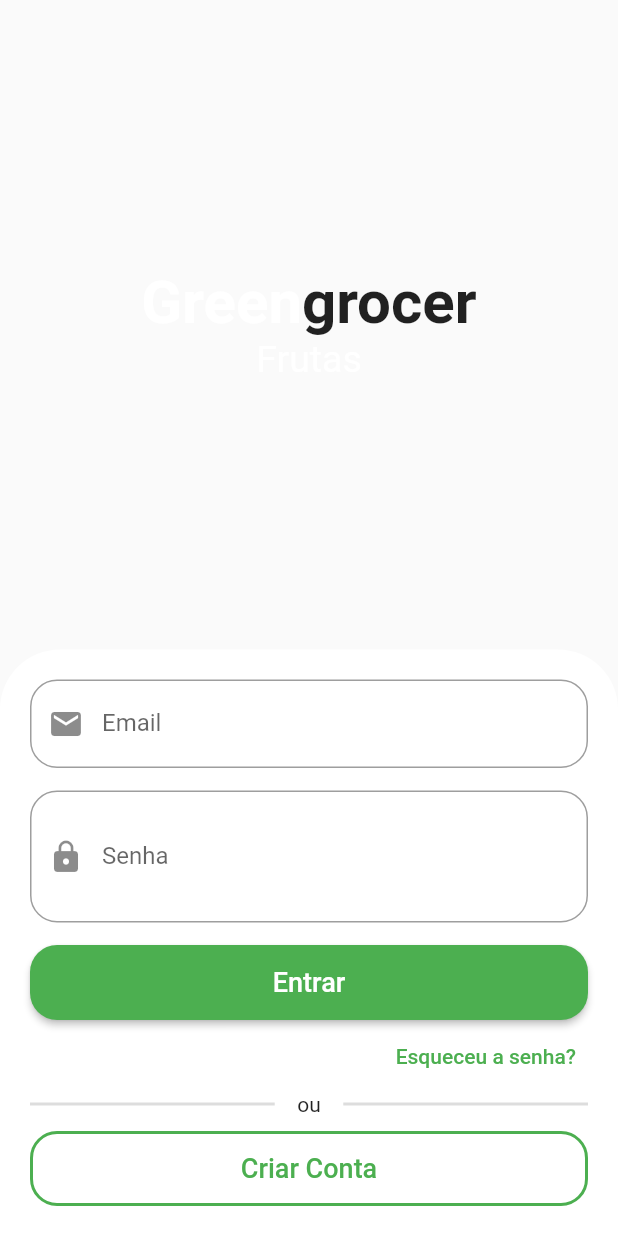
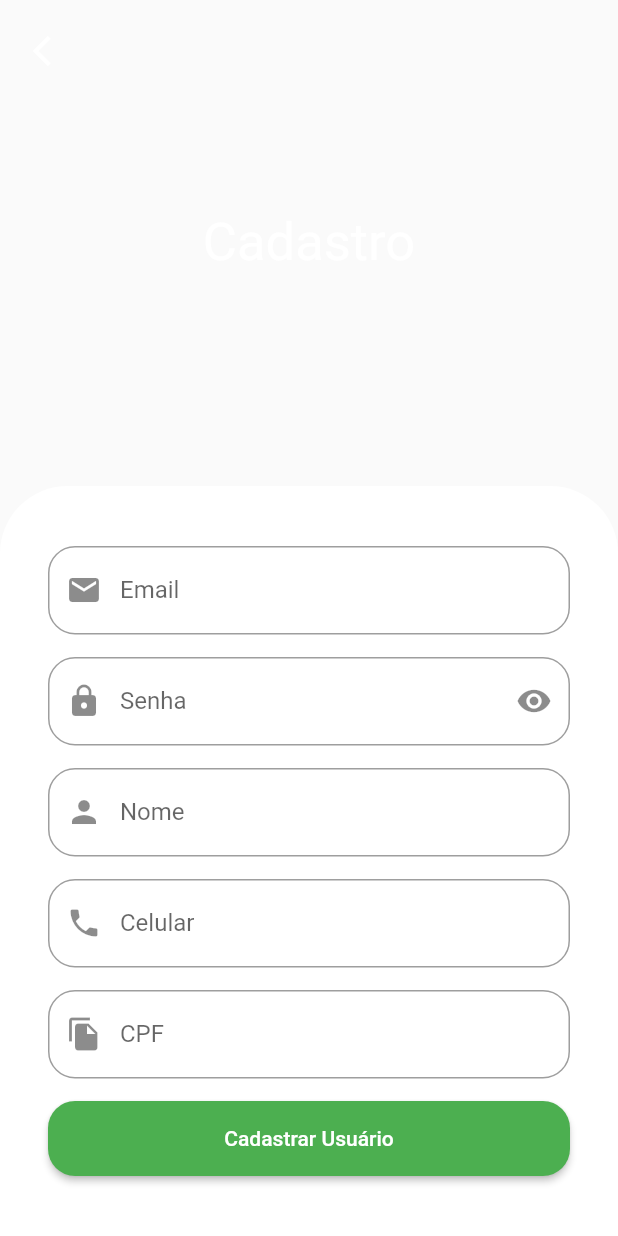
Before and after one commit to luestevam/greengocer, a Flutter app: the screen it shows after launch, after a tap on "Criar Conta", on a phone screen of 412 x 824 dp. Run offline on Flutter 3.47's test engine with Material 2 defaults, Android fonts, the phone set to English and light mode, and no system bars; drawn by our look-alikes of animated_text_kit; our stand-ins replace mask_text_input_formatter.

Commit message:
sign_up screen ok

```diff
--- a/lib/main.dart
+++ b/lib/main.dart
@@ -1,5 +1,5 @@
 import 'package:flutter/material.dart';
-import 'package:greengocer/src/auth/sing_in_screen.dart';
+import 'package:greengocer/src/auth/components/sing_in_screen.dart';
 
 void main() {
   runApp(const MyApp());
--- a/lib/src/auth/components/custom_text_field.dart
+++ b/lib/src/auth/components/custom_text_field.dart
@@ -1,15 +1,18 @@
 import 'package:flutter/material.dart';
+import 'package:flutter/services.dart';
 
 class CustomTextField extends StatefulWidget {
   final IconData icon;
   final String label;
   final bool isSecret;
+  final List<TextInputFormatter>? inputFormatters;
 
   const CustomTextField({
     Key? key,
     required this.icon,
     required this.label,
     this.isSecret = false,
+    this.inputFormatters,
   }) : super(key: key);
 
   @override
@@ -30,10 +33,11 @@
     return Padding(
       padding: const EdgeInsets.only(bottom: 15),
       child: TextFormField(
+        inputFormatters: widget.inputFormatters,
         obscureText: isObscure,
         decoration: InputDecoration(
           prefixIcon: Icon(widget.icon),
-          suffix: widget.isSecret
+          suffixIcon: widget.isSecret
               ? IconButton(
                   onPressed: () {
                     setState(() {
--- /dev/null
+++ b/lib/src/auth/components/sign_up_screen.dart
@@ -0,0 +1,122 @@
+import 'package:flutter/material.dart';
+import 'package:greengocer/src/auth/components/custom_text_field.dart';
+import 'package:greengocer/src/config/custom_colors.dart';
+import 'package:mask_text_input_formatter/mask_text_input_formatter.dart';
+
+class SignUpScreen extends StatelessWidget {
+  SignUpScreen({Key? key}) : super(key: key);
+
+  final cpfFormatter = MaskTextInputFormatter(
+    mask: "###.###.###-##",
+    filter: {"#": RegExp(r'[0-9]')},
+  );
+
+  final phoneFormatter = MaskTextInputFormatter(
+    mask: "##.####.####",
+    filter: {"#": RegExp(r'[0-9]')},
+  );
+
+  @override
+  Widget build(BuildContext context) {
+    final size = MediaQuery.of(context).size;
+
+    return Scaffold(
+      backgroundColor: CustomColors.customSwatchColor,
+      body: SingleChildScrollView(
+        child: SizedBox(
+          height: size.height,
+          width: size.width,
+          child: Stack(
+            children: [
+              Column(
+                children: [
+                  const Expanded(
+                    child: Center(
+                      child: Text(
+                        'Cadastro',
+                        style: TextStyle(
+                          color: Colors.white,
+                          fontSize: 35,
+                        ),
+                      ),
+                    ),
+                  ),
+
+                  //FORMULÁRIO
+                  Container(
+                    padding: const EdgeInsets.symmetric(
+                      horizontal: 32,
+                      vertical: 40,
+                    ),
+                    decoration: const BoxDecoration(
+                      color: Colors.white,
+                      borderRadius: BorderRadius.vertical(
+                        top: Radius.circular(45),
+                      ),
+                    ),
+                    child: Column(
+                      crossAxisAlignment: CrossAxisAlignment.stretch,
+                      children: [
+                        const CustomTextField(
+                          icon: Icons.email,
+                          label: 'Email',
+                        ),
+                        const CustomTextField(
+                          icon: Icons.lock,
+                          label: 'Senha',
+                          isSecret: true,
+                        ),
+                        const CustomTextField(
+                          icon: Icons.person,
+                          label: 'Nome',
+                        ),
+                        CustomTextField(
+                          icon: Icons.phone,
+                          label: 'Celular',
+                          inputFormatters: [phoneFormatter],
+                        ),
+                        CustomTextField(
+                          icon: Icons.file_copy,
+                          label: 'CPF',
+                          inputFormatters: [cpfFormatter],
+                        ),
+
+                        //Botão de cadastrar
+                        SizedBox(
+                          height: 50,
+                          child: ElevatedButton(
+                            style: ElevatedButton.styleFrom(
+                              shape: RoundedRectangleBorder(
+                                borderRadius: BorderRadius.circular(18),
+                              ),
+                            ),
+                            onPressed: () {},
+                            child: Text('Cadastrar Usuário'),
+                          ),
+                        )
+                      ],
+                    ),
+                  ),
+                ],
+              ),
+              Positioned(
+                left: 10,
+                top: 10,
+                child: SafeArea(
+                    child: IconButton(
+                  onPressed: () {
+                    Navigator.of(context).pop();
+                  },
+                  icon: const Icon(
+                    Icons.arrow_back_ios,
+                    color: Colors.white,
+                  ),
+                )),
+              ),
+            ],
+          ),
+        ),
+      ),
+    );
+  }
+}
--- a/lib/src/auth/sing_in_screen.dart
+++ b/lib/src/auth/components/sing_in_screen.dart
@@ -1,6 +1,7 @@
 import 'package:animated_text_kit/animated_text_kit.dart';
 import 'package:flutter/material.dart';
 import 'package:greengocer/src/auth/components/custom_text_field.dart';
+import 'package:greengocer/src/auth/components/sign_up_screen.dart';
 import 'package:greengocer/src/config/custom_colors.dart';
 
 class SingInScreen extends StatelessWidget {
@@ -169,7 +170,15 @@
                             color: Colors.green,
                           ),
                         ),
-                        onPressed: () {},
+                        onPressed: () {
+                          Navigator.of(context).push(
+                            MaterialPageRoute(
+                              builder: (c) {
+                                return SignUpScreen();
+                              },
+                            ),
+                          );
+                        },
                         child: const Text(
                           'Criar Conta',
                           style: TextStyle(
--- a/pubspec.yaml
+++ b/pubspec.yaml
@@ -35,6 +35,7 @@
   # Use with the CupertinoIcons class for iOS style icons.
   cupertino_icons: ^1.0.2
   animated_text_kit: ^4.2.2
+  mask_text_input_formatter: ^2.3.0
 
 dev_dependencies:
   flutter_test:
```
Also changed, not shown: pubspec.lock.
